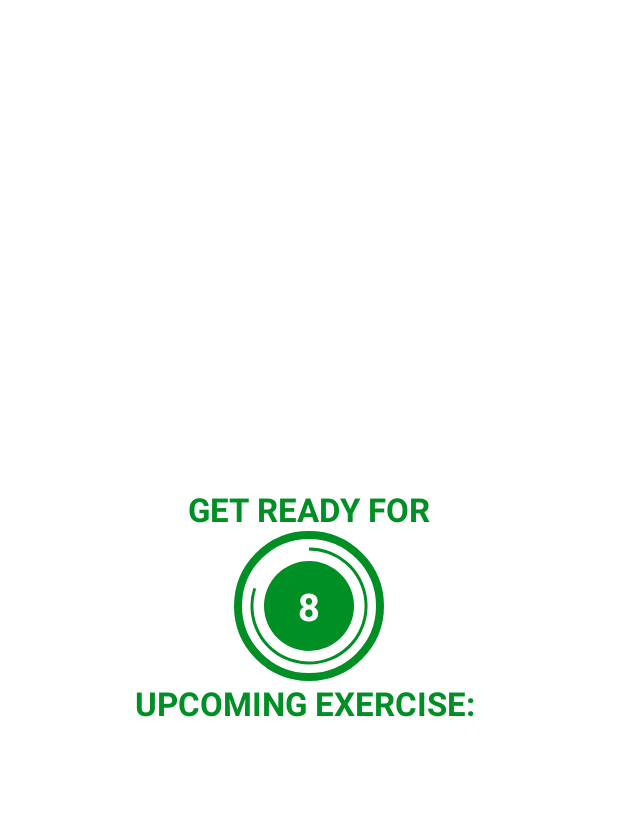
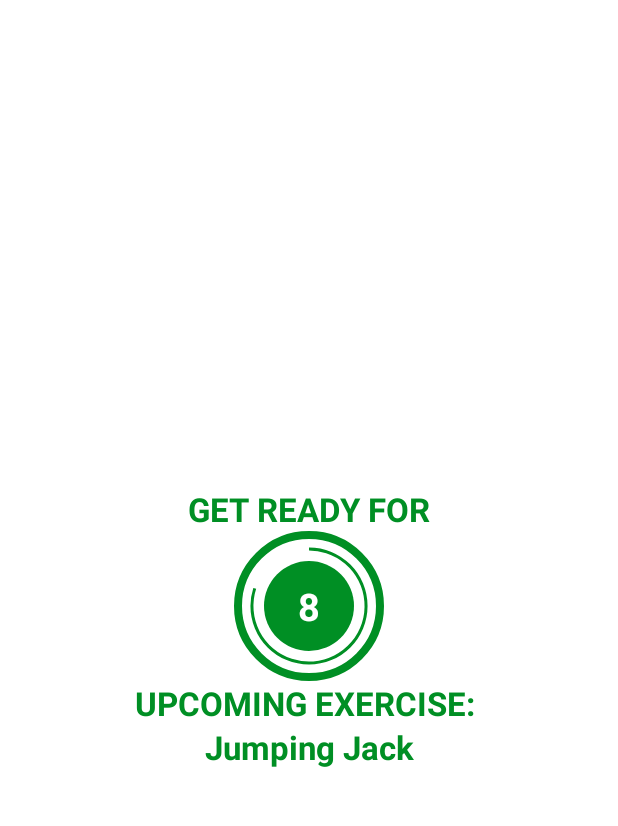
Before and after one commit to giangthao/7MinutesWorkout, an Android app: the ExerciseActivity screen opened directly, with no data from a screen before it, on a phone screen of 412 x 824 dp, the part 62-888 px from its top. Run offline under Robolectric (Android 15) with nearby library versions, the phone set to English and light mode, and no system bars.

Commit message:
156 Create Recycle view UI

```diff
--- a/app/src/main/java/com/example/a7minutesworkout/ExerciseActivity.kt
+++ b/app/src/main/java/com/example/a7minutesworkout/ExerciseActivity.kt
@@ -1,5 +1,7 @@
 package com.example.a7minutesworkout
 
+import android.media.MediaPlayer
+import android.net.Uri
 import androidx.appcompat.app.AppCompatActivity
 import android.os.Bundle
 import android.os.CountDownTimer
@@ -25,7 +27,8 @@ class ExerciseActivity : AppCompatActivity(), TextToSpeech.OnInitListener {
 
     private var exerciseList: ArrayList<ExerciseModel>? = null // We will initialize the list later.
     private var currentExercisePosition = -1 // Current Position of Exercise
-
+    // START
+    private var player: MediaPlayer? = null
     private var tts: TextToSpeech? = null
 
 
@@ -51,6 +54,23 @@ class ExerciseActivity : AppCompatActivity(), TextToSpeech.OnInitListener {
         setupRestView()
     }
     private fun setupRestView(){
+        // TODO (Step 3 - Playing a notification sound when the exercise is about to start when you are in the rest state
+        //  the sound file is added in the raw folder as resource.)
+        // START
+        /**
+         * Here the sound file is added in to "raw" folder in resources.
+         * And played using MediaPlayer. MediaPlayer class can be used to control playback
+         * of audio/video files and streams.
+         */
+        try {
+            val soundURI =
+                Uri.parse("android.resource://eu.tutorials.a7_minutesworkoutapp/" + R.raw.press_start)
+            player = MediaPlayer.create(applicationContext, soundURI)
+            player?.isLooping = false // Sets the player to be looping or non-looping.
+            player?.start() // Starts Playback.
+        } catch (e: Exception) {
+            e.printStackTrace()
+        }
         binding?.flRestView?.visibility = View.VISIBLE
         binding?.tvTitle?.visibility = View.VISIBLE
         binding?.tvExerciseName?.visibility = View.INVISIBLE
@@ -141,6 +161,9 @@ class ExerciseActivity : AppCompatActivity(), TextToSpeech.OnInitListener {
             tts!!.stop()
             tts!!.shutdown()
         }
+        if(player !=null){
+            player!!.stop()
+        }
         binding = null
     }
 
--- /dev/null
+++ b/app/src/main/res/drawable/item_cirular_color_gray_background.xml
@@ -0,0 +1,6 @@
+<?xml version="1.0" encoding="utf-8"?>
+<shape xmlns:android="http://schemas.android.com/apk/res/android"
+    android:shape="oval"
+    >
+    <solid android:color="@color/colorPrimary">#c4c4</solid>
+</shape>
--- a/app/src/main/res/layout/activity_exercise.xml
+++ b/app/src/main/res/layout/activity_exercise.xml
@@ -87,7 +87,7 @@
         android:layout_width="wrap_content"
         android:layout_height="wrap_content"
         android:text="Jumping Jack"
-        android:visibility="gone"
+        android:visibility="visible"
         android:textSize="@dimen/default_text_size_button"
         android:textColor="@color/colorAccent"
         android:textStyle="bold"
@@ -127,8 +127,6 @@
         android:visibility="gone"
         tools:visibility="visible"
         android:background="@drawable/item_color_accent_border_ripple_background"
-
-        app:layout_constraintBottom_toBottomOf="parent"
         app:layout_constraintEnd_toEndOf="parent"
         app:layout_constraintStart_toStartOf="parent"
         app:layout_constraintTop_toBottomOf="@id/tvExerciseName">
@@ -162,5 +160,14 @@
 
         </LinearLayout>
 
+
     </FrameLayout>
+    <androidx.recyclerview.widget.RecyclerView
+        android:id="@+id/rvExerciseStatus"
+        android:layout_width="match_parent"
+        android:layout_height="wrap_content"
+        android:layout_margin="5dp"
+        app:layout_constraintTop_toBottomOf="@id/flExerciseView"
+        app:layout_constraintBottom_toBottomOf="parent"
+        />
 </androidx.constraintlayout.widget.ConstraintLayout>
```
Also changed, not shown: app/src/main/res/layout/item_exercise_status.xml (added, +11 -0 lines), 1 other file.
